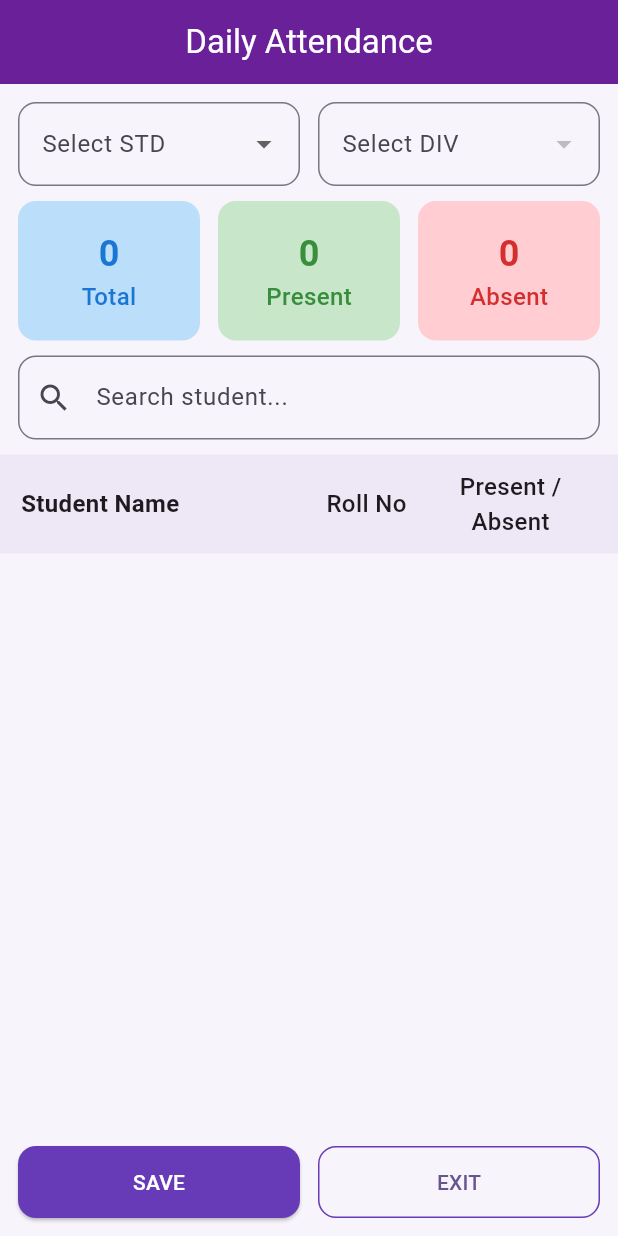
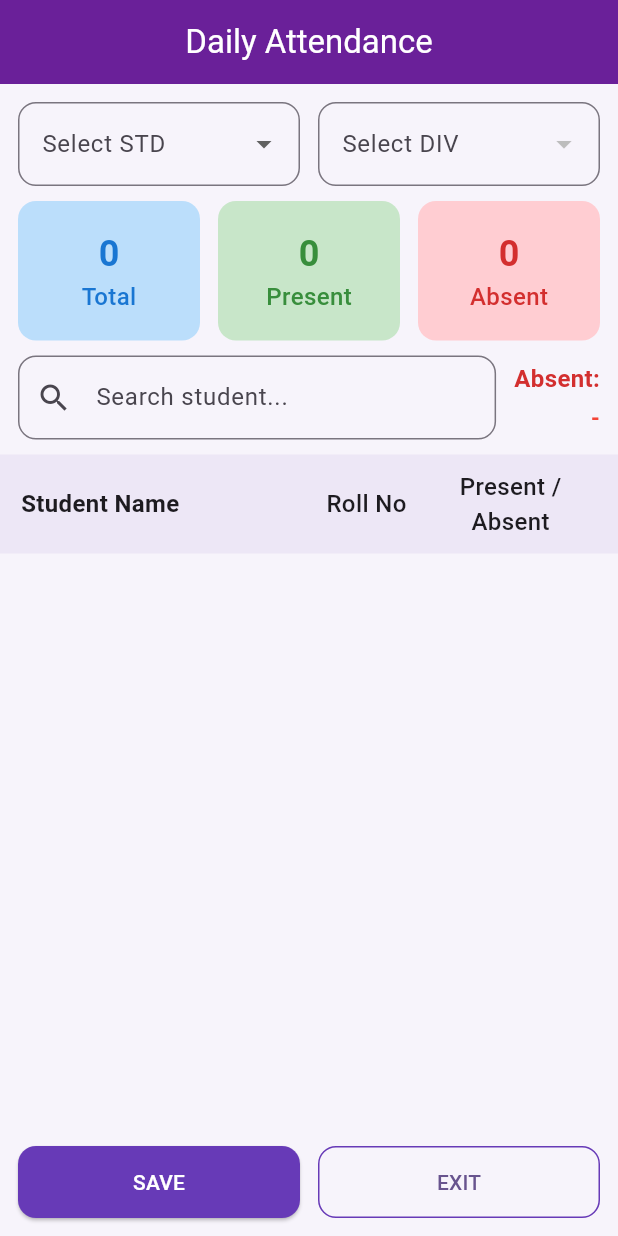
Before and after one commit to vidyakunj/vidyakunj-full-ready, a Flutter app: the screen it shows after launch, on a phone screen of 412 x 824 dp. Run offline on Flutter 3.47's test engine with Material 3 defaults, Android fonts, the phone set to English and light mode, and no system bars; our stand-ins replace csv, file_picker.

Commit message:
Update new_attendance_screen.dart

```diff
--- a/lib/screens/new_attendance_screen.dart
+++ b/lib/screens/new_attendance_screen.dart
@@ -27,6 +27,9 @@ class _NewAttendanceScreenState extends State<NewAttendanceScreen> {
   TextEditingController searchController = TextEditingController();
   String searchQuery = "";
 
+  // <-- NEW: list to keep absent roll numbers (keeps UI in sync)
+  List<int> absentRollNumbers = [];
+
   final List<String> stdOptions = List<String>.generate(12, (i) => '${i + 1}');
   final DateTime today = DateTime.now();
 
@@ -47,6 +50,7 @@ class _NewAttendanceScreenState extends State<NewAttendanceScreen> {
       divisions = [];
       selectedDiv = null;
       students = [];
+      absentRollNumbers = [];
     });
 
     try {
@@ -72,6 +76,7 @@ class _NewAttendanceScreenState extends State<NewAttendanceScreen> {
     setState(() {
       isLoadingStudents = true;
       students = [];
+      absentRollNumbers = [];
     });
 
     try {
@@ -91,6 +96,8 @@ class _NewAttendanceScreenState extends State<NewAttendanceScreen> {
                     isPresent: true,
                   ))
               .toList();
+          // start with empty absent list (all present by default)
+          absentRollNumbers = students.where((s) => !s.isPresent).map((s) => s.roll).toList();
         });
       }
     } catch (e) {
@@ -228,15 +235,54 @@ class _NewAttendanceScreenState extends State<NewAttendanceScreen> {
 
           const SizedBox(height: 10),
 
-          // ------------------------------ SEARCH BAR ------------------------------
+          // ------------------------------ SEARCH BAR + ABSENT (RIGHT) ------------------------------
           Padding(
             padding: const EdgeInsets.symmetric(horizontal: 12),
+            child: Row(
+              children: [
+                // SEARCH BAR (left, small)
+                Expanded(
                   child: TextField(
                     controller: searchController,
                     decoration: _inputDeco("Search student...").copyWith(
                       prefixIcon: const Icon(Icons.search),
                     ),
                     onChanged: (v) => setState(() => searchQuery = v.toLowerCase()),
+                  ),
+                ),
+
+                const SizedBox(width: 12),
+
+                // ABSENT NUMBERS (right side)
+                // Constrain width so it doesn't push the search field too small.
+                ConstrainedBox(
+                  constraints: const BoxConstraints(maxWidth: 220),
+                  child: Column(
+                    crossAxisAlignment: CrossAxisAlignment.end,
+                    children: [
+                      Text(
+                        "Absent:",
+                        style: TextStyle(
+                          color: Colors.red.shade700,
+                          fontWeight: FontWeight.w600,
+                        ),
+                      ),
+                      const SizedBox(height: 4),
+                      SingleChildScrollView(
+                        scrollDirection: Axis.horizontal,
+                        child: Text(
+                          absentRollNumbers.isEmpty ? "-" : absentRollNumbers.join(","),
+                          style: const TextStyle(
+                            color: Colors.red,
+                            fontSize: 15,
+                            fontWeight: FontWeight.bold,
+                          ),
+                        ),
+                      ),
+                    ],
+                  ),
+                ),
+              ],
             ),
           ),
 
@@ -333,7 +379,21 @@ class _NewAttendanceScreenState extends State<NewAttendanceScreen> {
             flex: 3,
             child: Checkbox(
               value: s.isPresent,
-              onChanged: (v) => setState(() => s.isPresent = v ?? true),
+              onChanged: (v) {
+                // Update present/absent and keep absentRollNumbers list in sync
+                setState(() {
+                  s.isPresent = v ?? true;
+                  if (!s.isPresent) {
+                    if (!absentRollNumbers.contains(s.roll)) {
+                      absentRollNumbers.add(s.roll);
+                      // keep numbers sorted by roll (optional)
+                      absentRollNumbers.sort();
+                    }
+                  } else {
+                    absentRollNumbers.remove(s.roll);
+                  }
+                });
+              },
             ),
           ),
         ],
```
Lines whose indentation alone changed are shown as unchanged.
